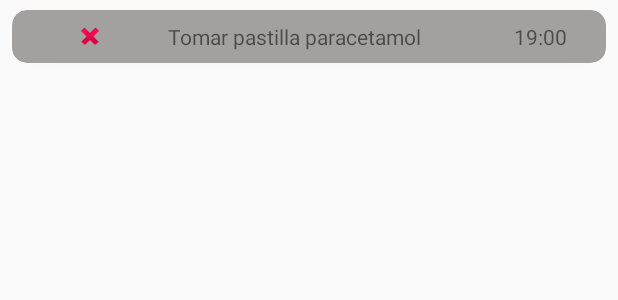
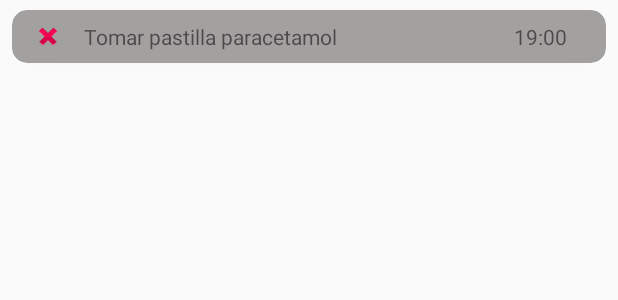
Before and after one commit to elotrofausto/AppDependencia, an Android app: the layout recycler_view_items.xml on its own in the app's theme, with its tools: preview values and no code run, on a phone screen of 412 x 824 dp. Shown: the top 300 px of the screen. Run offline under Robolectric (Android 15) with nearby library versions, the phone set to English and light mode, and no system bars.

Commit message:
Background y RecyclerView pulida

```diff
--- a/app/src/main/java/com/example/vesprada/appdependencia/Activities/TareasActivity.kt
+++ b/app/src/main/java/com/example/vesprada/appdependencia/Activities/TareasActivity.kt
@@ -78,7 +78,9 @@ class TareasActivity : AppCompatActivity(){
         var date = dateFormat.parse(fechaDesde)
 
         db.insertAviso(XAvisoModel(0, "123456789L", "medico", "Cita con el médico", date, date, "Mañana a las 8:00 AM"))
-        listaTareas.addAll(db.avisoRows)
+        db.insertAviso(XAvisoModel(0, "123456789L", "medicinas", "Ibuprofeno 500 Mg", date, date, "Mañana a las 8:00 AM"))
+        db.insertAviso(XAvisoModel(0, "123456789L", "otros", "Visita al museo de la ciencia", date, date, "Mañana a las 8:00 AM"))
+        listaTareas.addAll(db.getAvisoRows(null))
     }
 
     private fun cargarPrimeraTarea() {
@@ -97,6 +99,8 @@ class TareasActivity : AppCompatActivity(){
         adapter = Adapter_XAvisoModel(this, listaTareas, recyclerView, findViewById(R.id.lyAvisos))
         recyclerView.adapter = adapter
         recyclerView.layoutManager = LinearLayoutManager(this)
+
+
     }
 
     fun onClickBotonRojo(v: View){
--- a/app/src/main/java/com/example/vesprada/appdependencia/DB/DependenciaDBManager.java
+++ b/app/src/main/java/com/example/vesprada/appdependencia/DB/DependenciaDBManager.java
@@ -46,7 +46,7 @@ public class DependenciaDBManager {
     }
 
     //Select rows
-    public List<XAvisoModel> getAvisoRows(){
+    public List<XAvisoModel> getAvisoRows(String having){
         List<XAvisoModel> listaAvisos = new ArrayList<>();
         Cursor cursor = null;
         //open database to read
@@ -66,7 +66,7 @@ public class DependenciaDBManager {
                     null,
                     null,
                     null,
-                    null,
+                    having,
                     null);
         }
 
--- a/app/src/main/res/layout/recycler_view_items.xml
+++ b/app/src/main/res/layout/recycler_view_items.xml
@@ -30,7 +30,7 @@
 
             <TextView
                 android:id="@+id/tvLDesc"
-                android:layout_width="wrap_content"
+                android:layout_width="0dp"
                 android:layout_height="wrap_content"
                 android:layout_marginStart="8dp"
                 android:layout_marginTop="8dp"
```
Also changed, not shown: app/src/main/res/drawable-hdpi/patternbg.png (added), app/src/main/res/drawable-hdpi/waterbgwhite.png (added).
